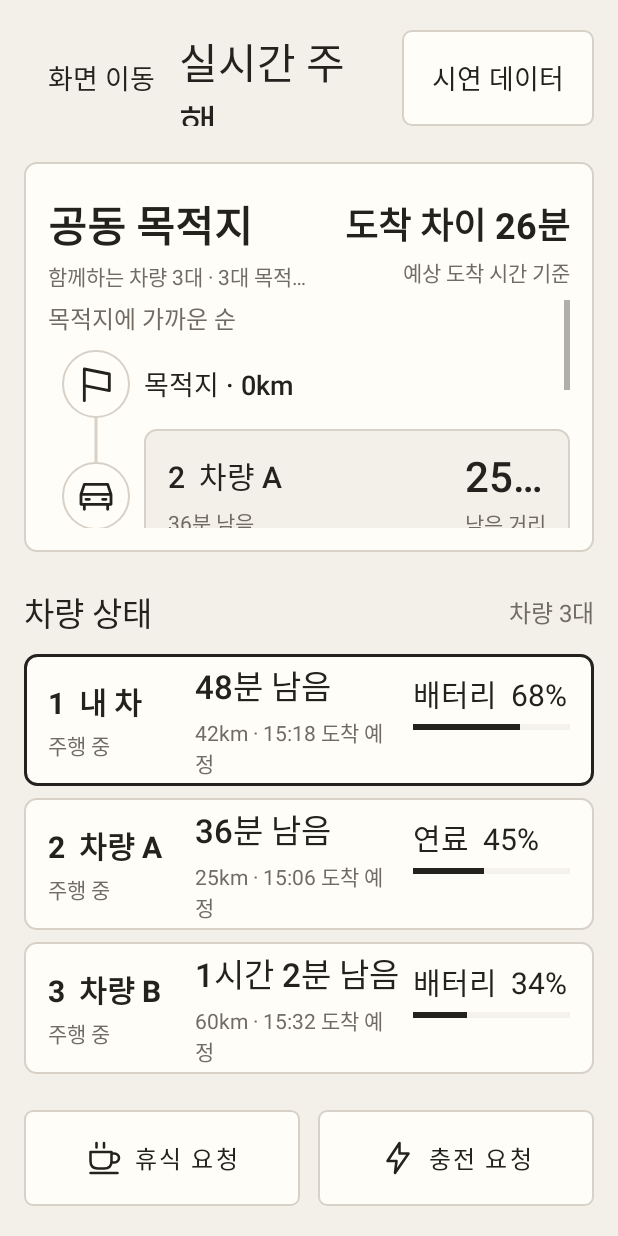
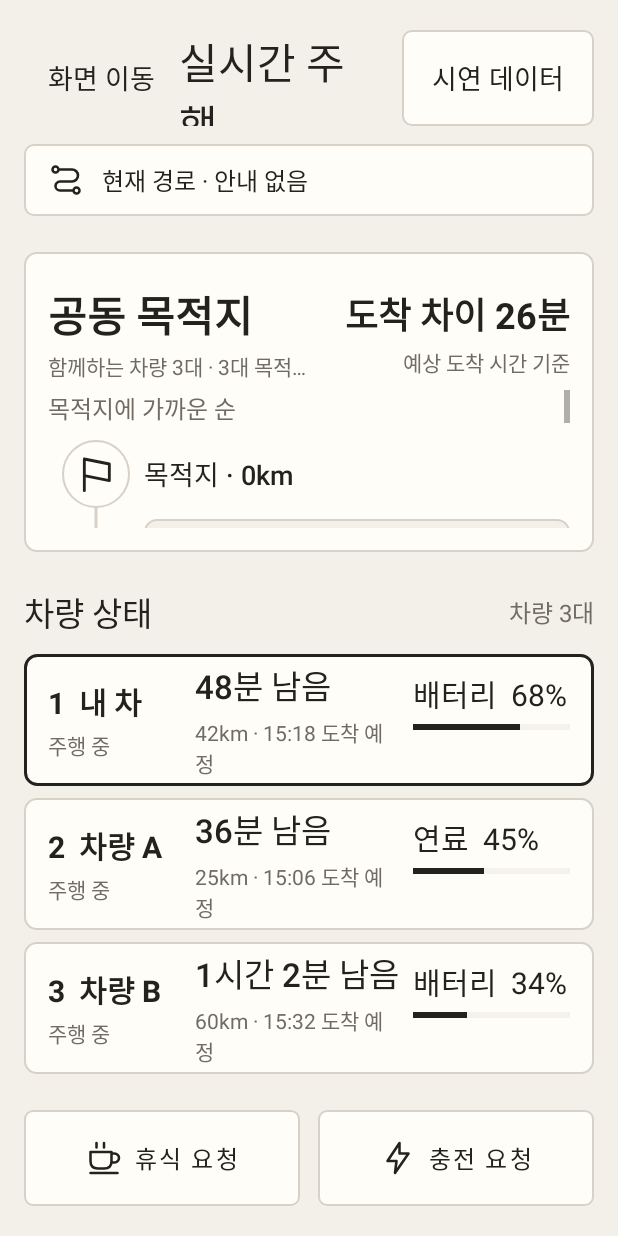
Before and after one commit to HYUNDAI-APP-PROJ/CoDrive, an Android app: the DrivingStatusActivity screen opened directly, with no data from a screen before it, on a phone screen of 412 x 824 dp. Run offline under Robolectric (Android 15) with nearby library versions, the phone set to English and light mode, and no system bars; 2 statements that could not run were skipped.

Commit message:
feat: 주행 화면에 현재 경로 패널 연결

```diff
--- a/app/src/main/java/com/codrive/app/DrivingStatusActivity.java
+++ b/app/src/main/java/com/codrive/app/DrivingStatusActivity.java
@@ -26,6 +26,7 @@ public final class DrivingStatusActivity extends AppCompatActivity {
     private static final String SAVED_SESSION="convoy.session";
     private DrivingStatusViewModel model;
     private DrivingStatusScreen screen;
+    private Runnable stopRouteUpdates=()->{};
     @Override protected void onCreate(Bundle savedInstanceState) {
         super.onCreate(savedInstanceState);
         WindowCompat.setDecorFitsSystemWindows(getWindow(),false);
@@ -58,8 +59,16 @@ public final class DrivingStatusActivity extends AppCompatActivity {
         model.state().observe(this,screen::bind);
         ViewCompat.requestApplyInsets(root);
     }
+    @Override protected void onStart() {
+        super.onStart();
+        stopRouteUpdates=RoutePanelStore.observe(this,()->runOnUiThread(()->screen.bindRoute(RoutePanelStore.read(this))));
+    }
+    @Override protected void onResume() {
+        super.onResume();
+        screen.bindRoute(RoutePanelStore.read(this));
+    }
     @Override protected void onSaveInstanceState(@NonNull Bundle outState) {
         outState.putSerializable(SAVED_SESSION,model.save()); super.onSaveInstanceState(outState);
     }
-    @Override protected void onStop() { screen.close(); super.onStop(); }
+    @Override protected void onStop() { stopRouteUpdates.run(); screen.close(); super.onStop(); }
 }
--- a/app/src/main/java/com/codrive/app/MainActivity.java
+++ b/app/src/main/java/com/codrive/app/MainActivity.java
@@ -161,6 +161,9 @@ public final class MainActivity extends AppCompatActivity {
         }
     }
     private final class NativeBridge {
+        @JavascriptInterface public void saveRoutePreview(String json) {
+            RoutePanelStore.save(MainActivity.this,json);
+        }
         @JavascriptInterface public String menu() { return AppNavigation.menu(MainActivity.this); }
         @JavascriptInterface public void navigate(String screen) {
             runOnUiThread(() -> {
--- /dev/null
+++ b/app/src/main/java/com/codrive/app/RoutePanelStore.java
@@ -0,0 +1,61 @@
+package com.codrive.app;
+
+import android.content.Context;
+import android.content.SharedPreferences;
+import com.codrive.convoy.ui.RoutePanelState;
+import org.json.JSONArray;
+import org.json.JSONException;
+import org.json.JSONObject;
+import java.util.ArrayList;
+import java.util.List;
+
+/** App boundary between the bundled pages' route panel and the native driving screen. */
+final class RoutePanelStore {
+    private static final String PREFERENCES="route_panel", KEY="snapshot";
+    private RoutePanelStore() { }
+
+    static void save(Context context,String json) {
+        if(json==null || json.length()>16384) return;
+        try {
+            decode(json);
+            context.getSharedPreferences(PREFERENCES,Context.MODE_PRIVATE).edit().putString(KEY,json).apply();
+        } catch(JSONException | IllegalArgumentException ignored) { /* Keep the last valid display snapshot. */ }
+    }
+
+    static RoutePanelState read(Context context) {
+        String json=context.getSharedPreferences(PREFERENCES,Context.MODE_PRIVATE).getString(KEY,"");
+        if(json==null || json.length()>16384) return RoutePanelState.empty();
+        try { return decode(json); }
+        catch(JSONException | IllegalArgumentException ignored) { return RoutePanelState.empty(); }
+    }
+
+    static Runnable observe(Context context,Runnable onChange) {
+        SharedPreferences preferences=context.getSharedPreferences(PREFERENCES,Context.MODE_PRIVATE);
+        SharedPreferences.OnSharedPreferenceChangeListener listener=(prefs,key)->{
+            if(KEY.equals(key)) onChange.run();
+        };
+        preferences.registerOnSharedPreferenceChangeListener(listener);
+        return ()->preferences.unregisterOnSharedPreferenceChangeListener(listener);
+    }
+
+    private static RoutePanelState decode(String json) throws JSONException {
+        JSONObject object=new JSONObject(json);
+        RoutePanelState.Status status;
+        switch(object.getString("status")) {
+            case "empty":status=RoutePanelState.Status.EMPTY;break;
+            case "loading":status=RoutePanelState.Status.LOADING;break;
+            case "active":status=RoutePanelState.Status.ACTIVE;break;
+            default:throw new IllegalArgumentException("Unknown route state");
+        }
+        List<RoutePanelState.Step> steps=new ArrayList<>();
+        if(status==RoutePanelState.Status.ACTIVE) {
+            JSONArray points=object.getJSONArray("steps");
+            if(points.length()>32) throw new IllegalArgumentException("Too many route steps");
+            for(int i=0;i<points.length();i++) {
+                JSONObject step=points.getJSONObject(i);
+                steps.add(new RoutePanelState.Step(step.getString("label"),step.getString("name")));
+            }
+        }
+        return new RoutePanelState(status,object.optString("owner",""),object.optString("source",""),steps);
+    }
+}
--- /dev/null
+++ b/app/src/main/java/com/codrive/convoy/ui/CurrentRoutePanel.java
@@ -0,0 +1,86 @@
+package com.codrive.convoy.ui;
+
+import android.content.Context;
+import android.graphics.Typeface;
+import android.util.AttributeSet;
+import android.view.Gravity;
+import android.view.View;
+import android.widget.FrameLayout;
+import android.widget.ImageView;
+import android.widget.LinearLayout;
+import android.widget.ScrollView;
+import android.widget.TextView;
+import android.content.res.ColorStateList;
+import com.codrive.R;
+
+/** Native counterpart of the bundled pages' read-only current-route sidebar. */
+public final class CurrentRoutePanel extends LinearLayout {
+    private final TextView owner, empty;
+    private final LinearLayout points;
+    private final ScrollView scroll;
+
+    public CurrentRoutePanel(Context context) { this(context,null); }
+    public CurrentRoutePanel(Context context,AttributeSet attrs) {
+        super(context,attrs); setOrientation(VERTICAL); setPadding(dp(24),dp(32),dp(24),dp(24));
+        setBackgroundResource(R.drawable.convoy_sidebar_background);
+        LinearLayout heading=new LinearLayout(context); heading.setGravity(Gravity.CENTER_VERTICAL);
+        ImageView route=new ImageView(context); route.setImageResource(R.drawable.ic_route);
+        route.setImageTintList(ColorStateList.valueOf(color(R.color.convoy_background)));
+        route.setImportantForAccessibility(IMPORTANT_FOR_ACCESSIBILITY_NO);
+        heading.addView(route,new LayoutParams(dp(24),dp(24)));
+        TextView title=text(context.getString(R.string.convoy_current_route),20,false);
+        title.setTypeface(Typeface.create("sans-serif-medium",Typeface.NORMAL)); title.setAccessibilityHeading(true);
+        LayoutParams titleSize=new LayoutParams(0,-2,1); titleSize.setMarginStart(dp(12)); heading.addView(title,titleSize);
+        addView(heading,new LayoutParams(-1,-2));
+        owner=text("",18,true); LayoutParams ownerSize=new LayoutParams(-1,-2);
+        ownerSize.topMargin=dp(8); ownerSize.setMarginStart(dp(36)); addView(owner,ownerSize);
+        FrameLayout body=new FrameLayout(context); addView(body,new LayoutParams(-1,0,1));
+        empty=text("",18,true); empty.setGravity(Gravity.CENTER); empty.setLineSpacing(dp(5),1);
+        body.addView(empty,new FrameLayout.LayoutParams(-1,-1));
+        scroll=new ScrollView(context); points=new LinearLayout(context); points.setOrientation(VERTICAL);
+        points.setPadding(0,dp(32),0,0); scroll.addView(points,new ScrollView.LayoutParams(-1,-2));
+        body.addView(scroll,new FrameLayout.LayoutParams(-1,-1));
+        bind(RoutePanelState.empty());
+    }
+    private int dp(int n) { return Math.round(n*getResources().getDisplayMetrics().density); }
+    private int color(int id) { return getContext().getColor(id); }
+    private TextView text(String value,int size,boolean muted) {
+        TextView view=new TextView(getContext()); view.setText(value); view.setTextSize(size);
+        view.setTextColor(color(muted?R.color.convoy_nav_muted:R.color.convoy_background));
+        view.setIncludeFontPadding(false); return view;
+    }
+    public void bind(RoutePanelState state) {
+        boolean active=state.status==RoutePanelState.Status.ACTIVE;
+        owner.setText(state.owner); owner.setVisibility(active && !state.owner.isEmpty()?VISIBLE:GONE);
+        empty.setText(state.status==RoutePanelState.Status.LOADING?R.string.convoy_route_loading:R.string.convoy_route_empty);
+        empty.setVisibility(active?GONE:VISIBLE); scroll.setVisibility(active?VISIBLE:GONE);
+        points.removeAllViews();
+        if(!active) return;
+        if(!state.source.isEmpty()) {
+            TextView source=text(state.source,16,true);
+            LayoutParams sourceSize=new LayoutParams(-1,-2); sourceSize.bottomMargin=dp(28); points.addView(source,sourceSize);
+        }
+        for(int i=0;i<state.steps.size();i++) {
+            RoutePanelState.Step step=state.steps.get(i);
+            LinearLayout row=new LinearLayout(getContext()); row.setBaselineAligned(false);
+            FrameLayout rail=new FrameLayout(getContext()); row.addView(rail,new LayoutParams(dp(32),-1));
+            if(i<state.steps.size()-1) {
+                View line=new View(getContext()); line.setBackgroundColor(color(R.color.convoy_nav_line));
+                FrameLayout.LayoutParams lineSize=new FrameLayout.LayoutParams(dp(1),-1); lineSize.leftMargin=dp(8); lineSize.topMargin=dp(12);
+                rail.addView(line,lineSize);
+            }
+            ImageView marker=new ImageView(getContext());
+            marker.setImageResource(i==state.steps.size()-1?R.drawable.convoy_ic_flag:R.drawable.convoy_route_dot);
+            marker.setImageTintList(ColorStateList.valueOf(color(i==0?R.color.convoy_background:R.color.convoy_nav_muted)));
+            marker.setImportantForAccessibility(IMPORTANT_FOR_ACCESSIBILITY_NO);
+            FrameLayout.LayoutParams markerSize=new FrameLayout.LayoutParams(dp(i==state.steps.size()-1?24:12),dp(i==state.steps.size()-1?24:12));
+            markerSize.leftMargin=dp(i==state.steps.size()-1?0:2); markerSize.topMargin=dp(2); rail.addView(marker,markerSize);
+            LinearLayout labels=new LinearLayout(getContext()); labels.setOrientation(VERTICAL);
+            labels.addView(text(step.label,16,true),new LayoutParams(-1,-2));
+            TextView name=text(step.name,20,false); name.setLineSpacing(dp(4),1);
+            LayoutParams nameSize=new LayoutParams(-1,-2); nameSize.topMargin=dp(8); labels.addView(name,nameSize);
+            if(i<state.steps.size()-1) labels.setPadding(0,0,0,dp(28));
+            row.addView(labels,new LayoutParams(0,-2,1)); points.addView(row,new LayoutParams(-1,-2));
+        }
+    }
+}
--- a/app/src/main/java/com/codrive/convoy/ui/DrivingStatusScreen.java
+++ b/app/src/main/java/com/codrive/convoy/ui/DrivingStatusScreen.java
@@ -8,6 +8,7 @@ import android.view.Gravity;
 import android.view.View;
 import com.google.android.material.button.MaterialButton;
 import android.widget.LinearLayout;
+import android.widget.FrameLayout;
 import android.widget.TextView;
 import androidx.appcompat.app.AlertDialog;
 import androidx.appcompat.content.res.AppCompatResources;
@@ -25,6 +26,7 @@ public final class DrivingStatusScreen {
     private final DrivingStatusViewModel model;
     private final List<VehicleStatusCard> cards=new ArrayList<>();
     private DrivingStatusUiState state;
+    private RoutePanelState routeState=RoutePanelState.empty();
     private boolean compact, shortWindow, briefHeader;
     private int lastWidth=-1,lastHeight=-1,lastVehicleCount=-1;
     private boolean lastHasNotice;
@@ -44,6 +46,11 @@ public final class DrivingStatusScreen {
             demo.setContentDescription(context.getString(R.string.convoy_demo_settings));
             demo.setOnClickListener(v->showScenarios());
         }
+        View routeButton=root.findViewById(R.id.convoy_route_compact);
+        routeButton.setBackground(new RippleDrawable(ColorStateList.valueOf(context.getColor(R.color.convoy_hover)),
+                VehicleStatusCard.shape(context,context.getColor(R.color.convoy_surface),context.getColor(R.color.convoy_line),6),null));
+        routeButton.setOnClickListener(v->showCurrentRoute());
+        bindRoute(routeState);
     }
     private int dp(float n) { return Math.round(n*context.getResources().getDisplayMetrics().density); }
     private void height(int id,int value) { View v=root.findViewById(id); v.getLayoutParams().height=dp(value); v.requestLayout(); }
@@ -60,17 +67,25 @@ public final class DrivingStatusScreen {
         float density=context.getResources().getDisplayMetrics().density;
         float windowDp=windowWidth/density;
         int railWidth=windowDp<=600?0:windowDp<=1100?80:220;
+        int routeWidth=windowDp>1100?280:windowDp>760?220:0;
+        int compactRouteHeight=routeWidth==0?60:0;
         int horizontal=windowDp<=600?16:windowDp<=1100?24:40;
         boolean lowWindow=windowHeight/density<700;
         int top=lowWindow?12:windowDp<=600?20:windowDp<=1100?24:28;
         int bottom=lowWindow?12:windowDp<=600?20:24;
-        int availableWidth=Math.min(dp(1040),windowWidth-dp(railWidth+horizontal*2));
+        int availableWidth=Math.min(dp(1040),windowWidth-dp(railWidth+routeWidth+horizontal*2));
         int availableHeight=windowHeight-dp(top+bottom);
         View sidebar=root.findViewById(R.id.convoy_sidebar);
         sidebar.setVisibility(railWidth==0?View.GONE:View.VISIBLE);
         sidebar.getLayoutParams().width=dp(railWidth); sidebar.requestLayout();
         int railInset=dp(railWidth==220?16:8);
         root.findViewById(R.id.convoy_sidebar_content).setPadding(railInset,dp(28),railInset,dp(24));
+        View routePanel=root.findViewById(R.id.convoy_route_sidebar);
+        routePanel.setVisibility(routeWidth==0?View.GONE:View.VISIBLE);
+        routePanel.getLayoutParams().width=dp(routeWidth);
+        int routeInset=dp(routeWidth==280?24:20);
+        routePanel.setPadding(routeInset,dp(routeWidth==280?32:28),routeInset,dp(24)); routePanel.requestLayout();
+        root.findViewById(R.id.convoy_route_compact).setVisibility(routeWidth==0?View.VISIBLE:View.GONE);
         root.findViewById(R.id.convoy_main_host).setPadding(dp(horizontal),dp(top),dp(horizontal),dp(bottom));
         View content=root.findViewById(R.id.convoy_content);
         content.getLayoutParams().width=availableWidth; content.requestLayout();
@@ -82,7 +97,8 @@ public final class DrivingStatusScreen {
         int sectionGap=briefHeader?12:68;
         int cardGaps=Math.max(0,vehicleCount-1)*8;
         int cardHeight=compact?vehicleCount*(briefHeader?64:88)+cardGaps:briefHeader?220:260;
-        int panelHeight=Math.max(0,usableHeight-topbar-cardHeight-64-(hasNotice?alert:0)-panelGap-actionsGap-sectionGap);
+        int panelHeight=Math.max(0,usableHeight-topbar-cardHeight-64-(hasNotice?alert:0)-panelGap-actionsGap-sectionGap
+                -compactRouteHeight);
         shortWindow=compact||cardHeight<330;
         height(R.id.convoy_topbar,topbar);
         height(R.id.convoy_header,briefHeader?44:compact?76:96);
@@ -120,6 +136,20 @@ public final class DrivingStatusScreen {
         }
     }
     private void text(int id,String value) { ((TextView)root.findViewById(id)).setText(value); }
+    public void bindRoute(RoutePanelState route) {
+        routeState=route;
+        ((CurrentRoutePanel)root.findViewById(R.id.convoy_route_sidebar)).bind(route);
+        int label=route.status==RoutePanelState.Status.ACTIVE?R.string.convoy_route_open:
+                route.status==RoutePanelState.Status.LOADING?R.string.convoy_route_compact_loading:R.string.convoy_route_compact_empty;
+        text(R.id.convoy_route_compact,context.getString(label));
+    }
+    private void showCurrentRoute() {
+        if(state==null || !state.trip.detailsAllowed) return;
+        CurrentRoutePanel panel=new CurrentRoutePanel(context); panel.bind(routeState);
+        FrameLayout viewport=new FrameLayout(context);
+        viewport.addView(panel,new FrameLayout.LayoutParams(-1,Math.min(dp(480),Math.max(dp(200),root.getHeight()*2/3))));
+        showDialog(new AlertDialog.Builder(context).setView(viewport).setPositiveButton(R.string.convoy_done,null));
+    }
     public void bind(DrivingStatusUiState state) {
         this.state=state;
         resize(root.getWidth(),root.getHeight());
@@ -148,6 +178,7 @@ public final class DrivingStatusScreen {
         text(R.id.convoy_alert,notice);
         root.findViewById(R.id.convoy_alert).setVisibility(notice.isEmpty()?View.GONE:View.VISIBLE);
         root.findViewById(R.id.convoy_demo).setEnabled(BuildConfig.DEBUG && state.trip.detailsAllowed);
+        root.findViewById(R.id.convoy_route_compact).setEnabled(state.trip.detailsAllowed);
         VehicleRequest request=state.trip.mine().request;
         requestButton(R.id.convoy_rest,VehicleRequest.Type.REST,request);
         requestButton(R.id.convoy_energy,state.energyRequest(),request);
--- /dev/null
+++ b/app/src/main/java/com/codrive/convoy/ui/RoutePanelState.java
@@ -0,0 +1,40 @@
+package com.codrive.convoy.ui;
+
+import java.util.ArrayList;
+import java.util.Collections;
+import java.util.List;
+import java.util.Objects;
+
+/** Read-only display snapshot supplied by the app; it does not change a trip or navigation. */
+public final class RoutePanelState {
+    public enum Status { EMPTY, LOADING, ACTIVE }
+    public static final class Step {
+        public final String label, name;
+        public Step(String label,String name) {
+            this.label=clean(label,40); this.name=clean(name,160);
+            if(this.label.isEmpty() || this.name.isEmpty()) throw new IllegalArgumentException("Empty route step");
+        }
+    }
+    public final Status status;
+    public final String owner, source;
+    public final List<Step> steps;
+
+    public RoutePanelState(Status status,String owner,String source,List<Step> steps) {
+        Objects.requireNonNull(status); Objects.requireNonNull(steps);
+        if(steps.size()>32) throw new IllegalArgumentException("Too many route steps");
+        List<Step> copy=new ArrayList<>();
+        for(Step step:steps) copy.add(Objects.requireNonNull(step));
+        this.status=status==Status.ACTIVE && copy.isEmpty()?Status.EMPTY:status;
+        this.owner=this.status==Status.ACTIVE?clean(owner,80):"";
+        this.source=this.status==Status.ACTIVE?clean(source,80):"";
+        this.steps=this.status==Status.ACTIVE?Collections.unmodifiableList(copy):Collections.emptyList();
+    }
+    public static RoutePanelState empty() {
+        return new RoutePanelState(Status.EMPTY,"","",Collections.emptyList());
+    }
+    private static String clean(String value,int limit) {
+        String text=value==null?"":value.trim();
+        if(text.length()>limit) throw new IllegalArgumentException("Route text too long");
+        return text;
+    }
+}
--- /dev/null
+++ b/app/src/main/res/drawable/convoy_route_dot.xml
@@ -0,0 +1,5 @@
+<shape xmlns:android="http://schemas.android.com/apk/res/android" android:shape="oval">
+    <solid android:color="@color/convoy_nav_background" />
+    <stroke android:width="2dp" android:color="@color/convoy_nav_muted" />
+    <size android:width="12dp" android:height="12dp" />
+</shape>
--- a/app/src/main/res/layout/activity_driving_status.xml
+++ b/app/src/main/res/layout/activity_driving_status.xml
@@ -7,6 +7,8 @@
         <LinearLayout android:id="@+id/convoy_sidebar_content" android:layout_width="match_parent" android:layout_height="wrap_content"
             android:paddingHorizontal="16dp" android:paddingVertical="28dp" android:orientation="vertical" />
     </ScrollView>
+    <com.codrive.convoy.ui.CurrentRoutePanel android:id="@+id/convoy_route_sidebar"
+        android:layout_width="280dp" android:layout_height="match_parent" />
     <FrameLayout android:id="@+id/convoy_main_host" android:layout_width="0dp" android:layout_weight="1" android:layout_height="match_parent"
         android:paddingStart="40dp" android:paddingEnd="40dp" android:paddingTop="28dp" android:paddingBottom="24dp">
         <LinearLayout android:id="@+id/convoy_content" android:layout_width="match_parent" android:layout_height="match_parent"
@@ -22,6 +24,12 @@
                     android:layout_height="64dp" android:gravity="center" android:paddingHorizontal="20dp" android:textSize="18sp"
                     android:stateListAnimator="@animator/convoy_button_press" />
             </LinearLayout>
+            <TextView android:id="@+id/convoy_route_compact" style="@style/ConvoyText"
+                android:layout_width="match_parent" android:layout_height="48dp" android:layout_marginTop="12dp"
+                android:gravity="center_vertical" android:paddingHorizontal="16dp" android:textSize="16sp"
+                android:text="@string/convoy_route_open" android:maxLines="1" android:ellipsize="end"
+                android:drawableStart="@drawable/ic_route" android:drawableTint="@color/convoy_ink" android:drawablePadding="12dp"
+                android:visibility="gone" android:clickable="true" android:focusable="true" />
             <LinearLayout android:id="@+id/convoy_destination_panel" android:layout_width="match_parent" android:layout_height="300dp"
                 android:layout_marginTop="24dp" android:padding="24dp" android:orientation="vertical" android:background="@drawable/convoy_destination_panel">
                 <LinearLayout android:id="@+id/convoy_header" android:layout_width="match_parent" android:layout_height="76dp" android:gravity="center_vertical" android:baselineAligned="false">
--- a/app/src/main/res/values/convoy_strings.xml
+++ b/app/src/main/res/values/convoy_strings.xml
@@ -26,4 +26,10 @@
     <string name="convoy_distance_waiting">거리 정보를 기다리는 중</string>
     <string name="convoy_destination_zero">목적지 · 0km</string>
     <string name="convoy_remaining_distance">남은 거리</string>
+    <string name="convoy_current_route">현재 경로</string>
+    <string name="convoy_route_empty">안내 중인 경로가 없어요</string>
+    <string name="convoy_route_loading">내비게이션에 반영 중이에요</string>
+    <string name="convoy_route_open">현재 경로 보기</string>
+    <string name="convoy_route_compact_empty">현재 경로 · 안내 없음</string>
+    <string name="convoy_route_compact_loading">현재 경로 · 반영 중</string>
 </resources>
```
Also changed, not shown: 3 other files.
